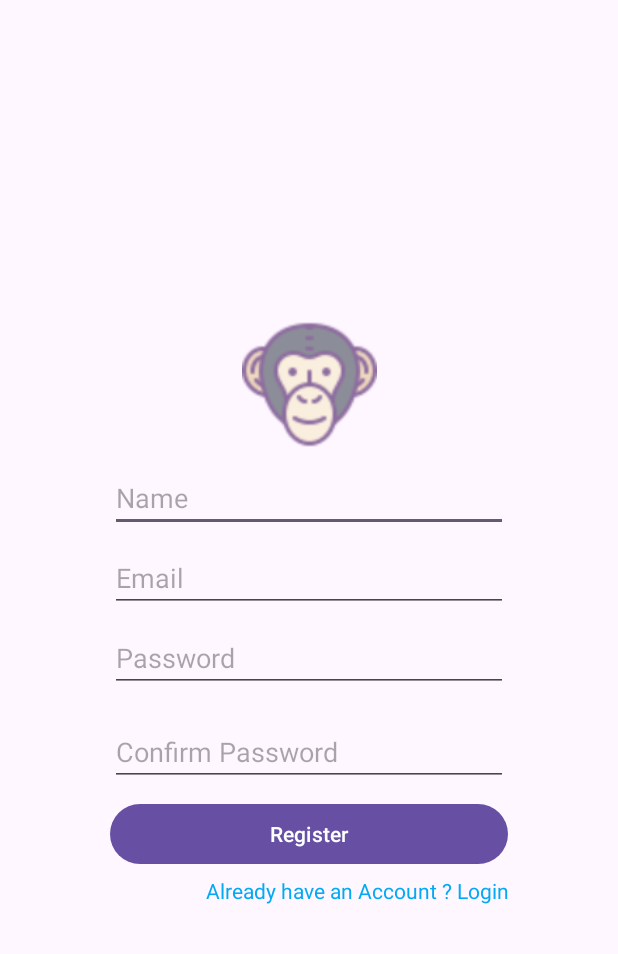
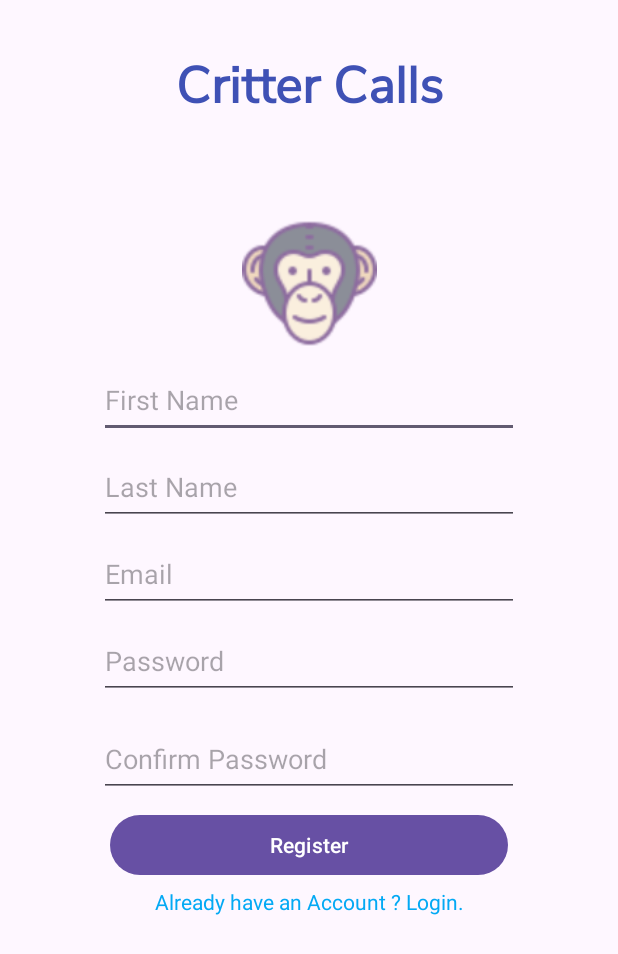
Before and after one commit to Ethyn-N/CritterCalls, an Android app: the RegisterActivity screen opened directly, with no data from a screen before it, on a phone screen of 412 x 824 dp. Shown: the top 954 px of the screen. Run offline under Robolectric (Android 15) with nearby library versions, the phone set to English and light mode, and no system bars; our stand-ins replace Firebase (no records; nobody signed in at launch, a user with empty details on screens opened directly).

Commit message:
Updated Login and Register Screen

```diff
--- a/app/src/main/java/com/example/crittercalls/RegisterActivity.java
+++ b/app/src/main/java/com/example/crittercalls/RegisterActivity.java
@@ -12,7 +12,7 @@ import androidx.appcompat.app.AppCompatActivity;
 import com.google.firebase.auth.FirebaseAuth;
 
 public class RegisterActivity extends AppCompatActivity {
-    private EditText userName, userEmail, userPassword, confirmPassword;
+    private EditText firstName, lastName, userEmail, userPassword, confirmPassword;
     private Button regBtn;
     private TextView loginLink;
     private Intent homeIntent;
@@ -23,7 +23,8 @@ public class RegisterActivity extends AppCompatActivity {
         super.onCreate(savedInstanceState);
         setContentView(R.layout.activity_register);
 
-        userName = findViewById(R.id.reg_name);
+        firstName = findViewById(R.id.reg_firstname);
+        lastName = findViewById(R.id.reg_lastname);
         userEmail = findViewById(R.id.reg_email);
         userPassword = findViewById(R.id.reg_password);
         confirmPassword = findViewById(R.id.reg_confirm_password);
@@ -40,16 +41,21 @@ public class RegisterActivity extends AppCompatActivity {
 
     private void addListeners() {
         regBtn.setOnClickListener(v -> {
-            String name = userName.getText().toString();
+            String first = firstName.getText().toString();
+            String last = lastName.getText().toString();
             String email = userEmail.getText().toString();
             String password = userPassword.getText().toString();
             String confirmPass = confirmPassword.getText().toString();
 
-            if(name.isEmpty() || email.isEmpty() || password.isEmpty() || confirmPass.isEmpty()) {
+            if(first.isEmpty() || last.isEmpty() || email.isEmpty() || password.isEmpty() || confirmPass.isEmpty()) {
                  showMessage("Invalid Inputs!");
             }
+            else if (!password.equals(confirmPass))
+            {
+                showMessage("Password does not match Confirm Password");
+            }
             else {
-                registerUser(name, email, password);
+                registerUser(first, last, email, password);
             }
         });
 
@@ -64,14 +70,15 @@ public class RegisterActivity extends AppCompatActivity {
         Toast.makeText(getApplicationContext(), text, Toast.LENGTH_LONG).show();
     }
 
-    private void registerUser(String name, String email, String password) {
+    private void registerUser(String first, String last, String email, String password) {
         firebaseAuth.createUserWithEmailAndPassword(email, password)
                 .addOnCompleteListener(task -> {
                     if(task.isSuccessful()) {
-                        // Redirect to main
+                        startActivity(homeIntent);
+                        finish();
                     }
                     else {
-//                          registerUser(name, email, password);
+//                        registerUser(name, email, password);
                         showMessage((task.getException().getMessage()));
                     }
                 });
--- a/app/src/main/res/layout/activity_login.xml
+++ b/app/src/main/res/layout/activity_login.xml
@@ -9,6 +9,22 @@
     android:textAlignment="textEnd"
     android:fitsSystemWindows="true"
     tools:context=".LoginActivity">
+
+    <TextView
+        android:id="@+id/text_app_name2"
+        android:layout_width="wrap_content"
+        android:layout_height="wrap_content"
+        android:layout_marginTop="32dp"
+        android:fontFamily="@font/nunito_sans"
+        android:text="Critter Calls"
+        android:textAllCaps="false"
+        android:textColor="#3F51B5"
+        android:textSize="34sp"
+        android:textStyle="bold"
+        android:typeface="normal"
+        app:layout_constraintEnd_toEndOf="parent"
+        app:layout_constraintStart_toStartOf="parent"
+        app:layout_constraintTop_toTopOf="parent" />
 
     <androidx.constraintlayout.widget.Guideline
         android:id="@+id/guideline"
--- a/app/src/main/res/layout/activity_register.xml
+++ b/app/src/main/res/layout/activity_register.xml
@@ -26,7 +26,7 @@
         android:layout_marginTop="8dp"
 
         android:src="@drawable/user_photo"
-        app:layout_constraintBottom_toTopOf="@+id/reg_name"
+        app:layout_constraintBottom_toTopOf="@+id/reg_firstname"
         app:layout_constraintEnd_toEndOf="parent"
         app:layout_constraintHorizontal_bias="0.501"
         app:layout_constraintStart_toStartOf="parent"
@@ -44,18 +44,32 @@
         app:layout_constraintTop_toTopOf="@+id/btn_reg" />
 
     <EditText
-        android:id="@+id/reg_name"
-        android:layout_width="265dp"
-        android:layout_height="wrap_content"
+        android:id="@+id/reg_firstname"
+        android:layout_width="280dp"
+        android:layout_height="50dp"
+        android:layout_marginStart="8dp"
+        android:layout_marginEnd="8dp"
         android:layout_marginBottom="8dp"
+
+        android:autofillHints="name"
+        android:ems="10"
+        android:hint="@string/firstname"
+        android:inputType="textPersonName"
+        app:layout_constraintBottom_toTopOf="@+id/reg_lastname"
+        app:layout_constraintEnd_toEndOf="parent"
+        app:layout_constraintStart_toStartOf="parent" />
+
+    <EditText
+        android:id="@+id/reg_lastname"
+        android:layout_width="280dp"
+        android:layout_height="50dp"
+        android:layout_marginStart="8dp"
         android:layout_marginEnd="8dp"
-        android:layout_marginLeft="8dp"
-        android:layout_marginRight="8dp"
-        android:layout_marginStart="8dp"
+        android:layout_marginBottom="8dp"
 
-        android:autofillHints="username"
+        android:autofillHints="name"
         android:ems="10"
-        android:hint="@string/name"
+        android:hint="@string/lastname"
         android:inputType="textEmailAddress"
         app:layout_constraintBottom_toTopOf="@+id/reg_email"
         app:layout_constraintEnd_toEndOf="parent"
@@ -63,8 +77,8 @@
 
     <EditText
         android:id="@+id/reg_email"
-        android:layout_width="265dp"
-        android:layout_height="wrap_content"
+        android:layout_width="280dp"
+        android:layout_height="50dp"
         android:layout_marginStart="8dp"
         android:layout_marginEnd="8dp"
         android:layout_marginBottom="4dp"
@@ -78,26 +92,23 @@
 
     <EditText
         android:id="@+id/reg_password"
-        android:layout_width="265dp"
-        android:layout_height="wrap_content"
-        android:layout_marginEnd="8dp"
-        android:layout_marginLeft="8dp"
-        android:layout_marginRight="8dp"
+        android:layout_width="280dp"
+        android:layout_height="50dp"
         android:layout_marginStart="8dp"
         android:layout_marginTop="4dp"
+        android:layout_marginEnd="8dp"
+        android:autofillHints="password"
         android:ems="10"
-        android:autofillHints="password"
         android:hint="@string/password"
         android:inputType="textPassword"
         app:layout_constraintEnd_toEndOf="parent"
         app:layout_constraintStart_toStartOf="parent"
-        app:layout_constraintTop_toTopOf="@+id/guidelineReg"
-        />
+        app:layout_constraintTop_toTopOf="@+id/guidelineReg" />
 
     <EditText
         android:id="@+id/reg_confirm_password"
-        android:layout_width="265dp"
-        android:layout_height="wrap_content"
+        android:layout_width="280dp"
+        android:layout_height="50dp"
         android:layout_marginStart="8dp"
         android:layout_marginEnd="8dp"
         android:layout_marginBottom="236dp"
@@ -109,8 +120,7 @@
         app:layout_constraintEnd_toEndOf="parent"
         app:layout_constraintStart_toStartOf="parent"
         app:layout_constraintTop_toBottomOf="@+id/reg_password"
-        app:layout_constraintVertical_bias="0.212"
-         />
+        app:layout_constraintVertical_bias="0.212" />
 
     <Button
         android:id="@+id/btn_reg"
@@ -126,18 +136,34 @@
 
     <TextView
         android:id="@+id/text_login"
-        android:layout_width="265dp"
+        android:layout_width="wrap_content"
         android:layout_height="wrap_content"
         android:layout_marginStart="8dp"
         android:layout_marginTop="4dp"
         android:layout_marginEnd="8dp"
-        android:text="Already have an Account ? Login"
+        android:text="Already have an Account ? Login."
         android:textAlignment="textEnd"
         android:textColor="#03A9F4"
         app:layout_constraintEnd_toEndOf="parent"
+        app:layout_constraintHorizontal_bias="0.497"
         app:layout_constraintStart_toStartOf="parent"
-        app:layout_constraintTop_toBottomOf="@+id/btn_reg"
-        />
+        app:layout_constraintTop_toBottomOf="@+id/btn_reg" />
+
+    <TextView
+        android:id="@+id/text_app_name"
+        android:layout_width="wrap_content"
+        android:layout_height="wrap_content"
+        android:layout_marginTop="32dp"
+        android:fontFamily="@font/nunito_sans"
+        android:text="Critter Calls"
+        android:textAllCaps="false"
+        android:textColor="#3F51B5"
+        android:textSize="34sp"
+        android:textStyle="bold"
+        android:typeface="normal"
+        app:layout_constraintEnd_toEndOf="parent"
+        app:layout_constraintStart_toStartOf="parent"
+        app:layout_constraintTop_toTopOf="parent" />
 
 
 </androidx.constraintlayout.widget.ConstraintLayout>
--- a/app/src/main/res/values/strings.xml
+++ b/app/src/main/res/values/strings.xml
@@ -6,7 +6,8 @@
     <string name="second_fragment_label">Second Fragment</string>
     <string name="next">Next</string>
     <string name="previous">Previous</string>
-    <string name="name">Name</string>
+    <string name="firstname">First Name</string>
+    <string name="lastname">Last Name</string>
     <string name="email">Email</string>
     <string name="password">Password</string>
     <string name="confirm_password">Confirm Password</string>
```
Also changed, not shown: app/src/main/res/font/nunito_sans.ttf (added).
